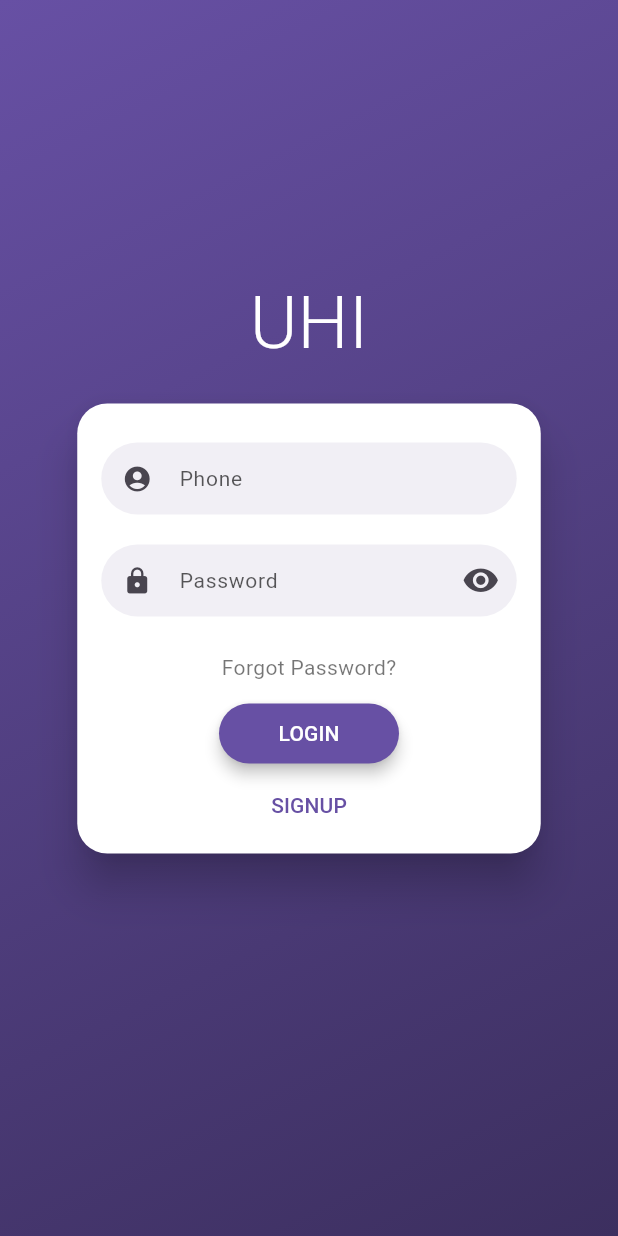
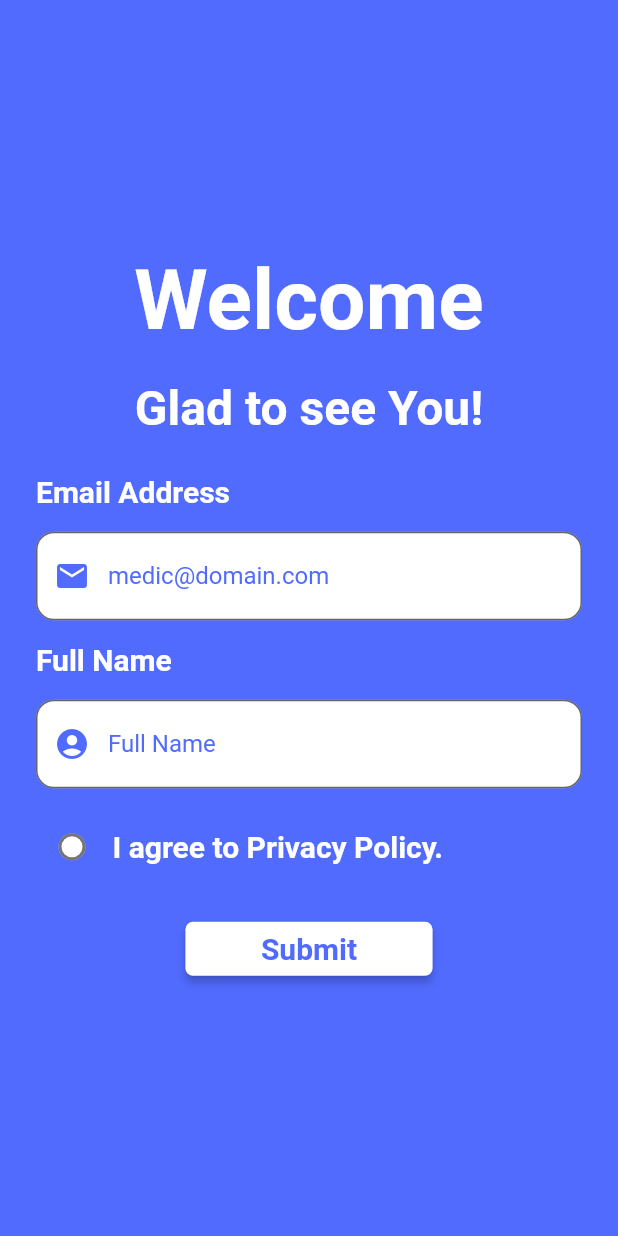
Before and after one commit to sixhustlers/PatientFrontend, a Flutter app: the screen it shows after launch, on a phone screen of 412 x 824 dp. Run offline on Flutter 3.47's test engine with Material 2 defaults, Android fonts, the phone set to English and light mode, and no system bars; drawn by our look-alikes of flutter_login.

Commit message:
Added Final Login Screen

```diff
--- /dev/null
+++ b/lib/colors/colors.dart
@@ -0,0 +1,3 @@
+import 'package:flutter/material.dart';
+import 'package:patientfrontend/colors/colors.dart';
+const Color loginpagecolor=Color(0xFF516BFF);
--- a/lib/main.dart
+++ b/lib/main.dart
@@ -1,12 +1,14 @@
+
 import 'package:flutter/material.dart';
 import 'package:patientfrontend/screens/Login.dart';
+import 'package:patientfrontend/screens/otp.dart';
 
 void main() {
   runApp(MaterialApp(
     debugShowCheckedModeBanner: false,
-    theme:ThemeData.light(useMaterial3: true),
     routes: {
       '/': (context) => Login(),
+      '/otp':(context)=>Otp(),
     },
   ));
 }
--- a/lib/screens/Login.dart
+++ b/lib/screens/Login.dart
@@ -1,5 +1,5 @@
 import 'package:flutter/material.dart';
-import 'package:flutter_login/flutter_login.dart';
+import 'package:patientfrontend/colors/colors.dart';
 class Login extends StatefulWidget {
   const Login({Key? key}) : super(key: key);
 
@@ -8,74 +8,106 @@ class Login extends StatefulWidget {
 }
 
 class _LoginState extends State<Login> {
-  //const LoginScreen({Key? key}) : super(key: key);
-
- // Duration get loginTime => Duration(milliseconds: timeDilation.ceil() * 2250);
-
-  Future<String?> _loginUser(LoginData data) async{
-    String?name;
-    return name;
-
-    }
-
-
-  Future<String?> _signupUser(SignupData data) async{
-    String?name;
-    return name;
-  }
-
-  Future<String?> _recoverPassword(String name) async{
-    String?name;
-    return name;
-  }
-
-  Future<String?> _signupConfirm(String error, LoginData data)async {
-    String?name;
-    return name;
-  }
+  TextEditingController t1=TextEditingController();
+  TextEditingController t2=TextEditingController();
+  bool selected=false;
+  //decoration: InputDecoration(hintText: "Enter email",hintStyle: TextStyle(color: Colors.white),icon: Icon(Icons.account_circle_rounded,color: Colors.white,),focusedBorder: OutlineInputBorder(borderSide: BorderSide(color: Colors.white),),border: InputBorder.none)
   @override
   Widget build(BuildContext context) {
-    return FlutterLogin(onLogin:  (loginData) {
-      debugPrint('Login info');
-      debugPrint('Name: ${loginData.name}');
-      debugPrint('Password: ${loginData.password}');
-      return _loginUser(loginData);
-    }, onRecoverPassword:(name) {
-      debugPrint('Recover password info');
-      debugPrint('Name: $name');
-      return _recoverPassword(name);
-      // Show new password dialog
-    },
-    onSignup: (signupData) {
-    debugPrint('Signup info');
-    debugPrint('Name: ${signupData.name}');
-    debugPrint('Password: ${signupData.password}');
+    return Scaffold(
+      backgroundColor: loginpagecolor,
+      body: Padding(
+        padding: const EdgeInsets.all(24.0),
+        child: Column(
+          mainAxisAlignment: MainAxisAlignment.center,
+          children: [
+            Text("Welcome",style: TextStyle(color: Colors.white,fontWeight: FontWeight.bold,fontSize: 56),),
+            SizedBox(height: 20,),
+            Text("Glad to see You!",style: TextStyle(color: Colors.white,fontWeight: FontWeight.bold,fontSize: 32)),
+            SizedBox(height: 25,),
+            Align(alignment: Alignment.topLeft,child: Text("Email Address",style: TextStyle(color:Colors.white,fontSize: 20,fontWeight: FontWeight.bold)),),
+            SizedBox(height: 15,),
+            TextField(
+              controller: t1,
+              decoration: InputDecoration(
+                hintStyle: TextStyle(color:loginpagecolor),
+                fillColor: Colors.white,
+                filled: true,
+                hintText: "medic@domain.com",
+                prefixIcon: Icon(Icons.email, color: loginpagecolor),
 
-    signupData.additionalSignupData?.forEach((key, value) {
-    debugPrint('$key: $value');
-    });},
-      title: "UHI",
-      userType: LoginUserType.phone,
-      theme: LoginTheme(cardTheme: const CardTheme(
-        color:Colors.white,
-        ),accentColor: Colors.white),
-      userValidator: (value) {
+                focusedBorder: OutlineInputBorder(
+                  borderSide: BorderSide(color: Colors.white),
+                  borderRadius: BorderRadius.circular(12.0),
+                ),
+                border: OutlineInputBorder(
+                  borderSide: BorderSide(color: Colors.white),
+                  borderRadius: BorderRadius.circular(12.0),
+                ),
+              ),
 
-        if (value != null ||
-            value!.length < 10 ) {
-          return "This isn't a valid phone number";
-        }
-        return null;
-      },
-      passwordValidator: (value) {
-        if (value!.isEmpty) {
-          return 'Password is empty';
-        }
-        else if(value.length<6){
-          return 'too week password cannot be accepted';
-        }
-        return null;
-      },
+            ),
+            SizedBox(height: 15,),
+            Align(alignment: Alignment.topLeft,child: Text("Full Name",style: TextStyle(color: Colors.white,fontSize: 20,fontWeight: FontWeight.bold))),
+            SizedBox(height: 15,),
+            TextField(
+              controller: t2,
+              decoration: InputDecoration(
+                hintStyle: TextStyle(color: loginpagecolor),
+                fillColor: Colors.white,
+                filled: true,
+                hintText: "Full Name",
+                prefixIcon: Icon(Icons.account_circle, color: loginpagecolor),
+                border: OutlineInputBorder(
+                  borderSide: BorderSide(color: Colors.white),
+                  borderRadius: BorderRadius.circular(12.0),
+                ),
+                focusedBorder: OutlineInputBorder(
+                  borderSide: BorderSide(color: Colors.white),
+                  borderRadius: BorderRadius.circular(12.0),
+                ),
+              ),
+            ),
+
+            SizedBox(height: 15,),
+            Row(
+              children: [
+                Checkbox(value: selected, onChanged: (value){
+
+                  setState(() {
+                    selected=!selected;
+                  }
+                  );
+                },
+                  shape: RoundedRectangleBorder(
+                    borderRadius: BorderRadius.circular(25.0), // Adjust the radius as needed
+                  ),
+                  fillColor: MaterialStateProperty.resolveWith<Color>(
+                        (Set<MaterialState> states) {
+                      return selected ?Colors.green : Colors.white; // Adjust the colors as needed
+                    },
+                  ),
+                ),
+                SizedBox(width: 3,),
+                Text("I agree to Privacy Policy.",style: TextStyle(color: Colors.white,fontWeight: FontWeight.bold,fontSize: 20)),
+              ],
+            ),
+            SizedBox(height: 20,),
+            MaterialButton(
+              elevation: 2.5,
+              onPressed: (){
+              //go to next page
+              if(t1.text.isNotEmpty&&t2.text.isNotEmpty&&selected){
+                Navigator.pushNamed(context, '/otp');
+              }
+            },color: Colors.white,textColor: loginpagecolor,child: Text("Submit",style: TextStyle(fontWeight: FontWeight.bold,fontSize: 20),),minWidth: MediaQuery.of(context).size.width/2.5,
+              shape: RoundedRectangleBorder(
+                borderRadius: BorderRadius.circular(5.0), // Set the border radius
+              ),
+            )
+          ],
+        ),
+      ),
     );
   }
 }
```
Also changed, not shown: lib/screens/otp.dart (added, +38 -0 lines).
